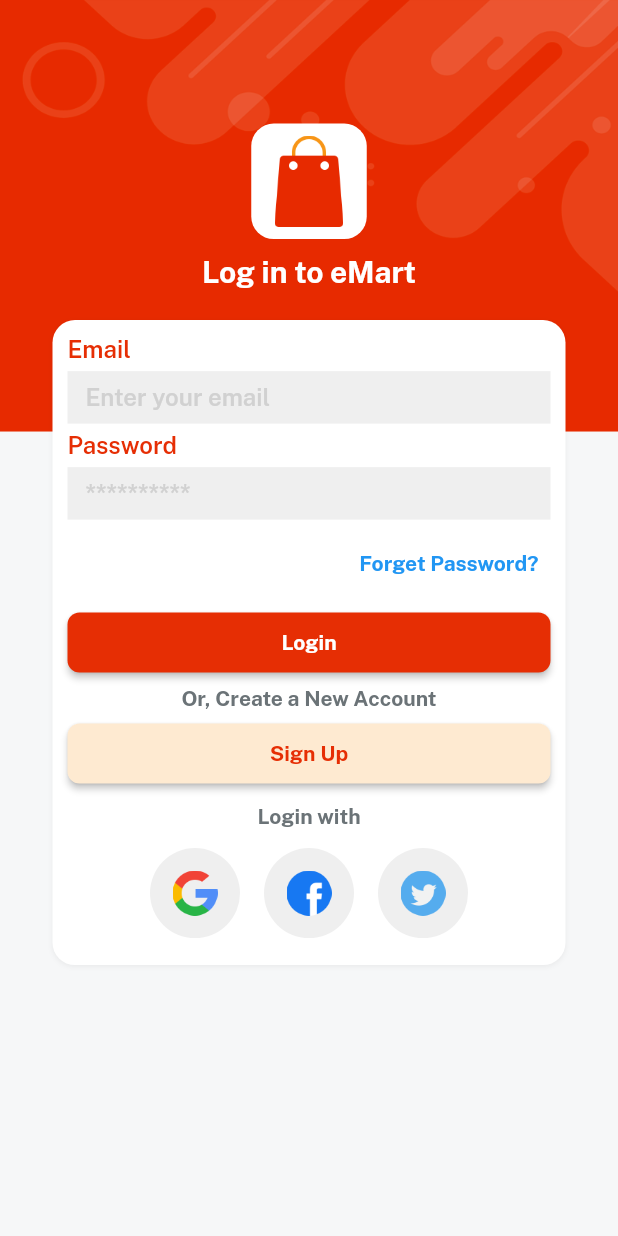
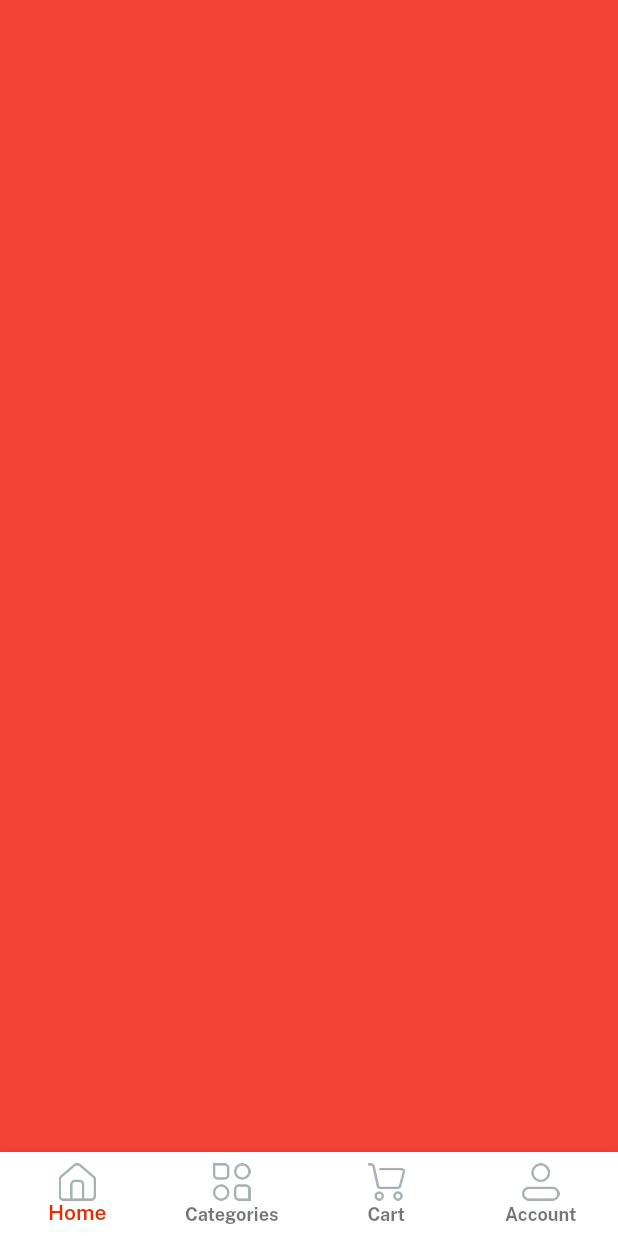
Before and after one commit to Navid-Rahman/E-Commerce-Clone-App-GetX-Firebase, a Flutter app: the screen it shows after launch, after a tap on "Login", on a phone screen of 412 x 824 dp. Run offline on Flutter 3.47's test engine with Material 2 defaults, Android fonts, the phone set to English and light mode, and no system bars; our stand-ins replace get, velocity_x.

```diff
--- a/lib/constants/consts.dart
+++ b/lib/constants/consts.dart
@@ -1,4 +1,3 @@
-export './colors.dart';
 export './colors.dart';
 export './images.dart';
 export './strings.dart';
--- a/lib/constants/strings.dart
+++ b/lib/constants/strings.dart
@@ -1,3 +1,5 @@
+import 'package:flutter/foundation.dart';
+
 const appname = "eMart";
 const appversion = "Version 1.0.0";
 const credits = "Developed by Navid Rahman";
@@ -20,3 +22,9 @@ const createNewAccount = "Or, Create a New Account";
 const privacyPolicy = "Privacy Policy";
 const termsAndCondition = "Terms & Conditions";
 const alreadyHaveAnAccount = "Already have an account? ";
+
+/// Home page Strings
+const home = "Home";
+const categories = "Categories";
+const cart = "Cart";
+const account = "Account";
--- /dev/null
+++ b/lib/controllers/home-controller.dart
@@ -0,0 +1,5 @@
+import 'package:get/get.dart';
+
+class HomeController extends GetxController {
+  var currentNavIndex = 0.obs;
+}
--- a/lib/presentation/auth_screen/login_screen.dart
+++ b/lib/presentation/auth_screen/login_screen.dart
@@ -1,6 +1,7 @@
 import 'package:daraz_idea_firebase/constants/consts.dart';
 import 'package:daraz_idea_firebase/constants/lists.dart';
 import 'package:daraz_idea_firebase/presentation/auth_screen/signup_screen.dart';
+import 'package:daraz_idea_firebase/presentation/home_screen/home_screen.dart';
 import 'package:daraz_idea_firebase/utils/widgets/app_logo_widget.dart';
 import 'package:daraz_idea_firebase/utils/widgets/bg_widget.dart';
 import 'package:daraz_idea_firebase/utils/widgets/custom_button.dart';
@@ -42,7 +43,9 @@ class LoginScreen extends StatelessWidget {
                   ),
                   5.heightBox,
                   customButton(
-                    onPressed: () {},
+                    onPressed: () {
+                      Get.to(() => const HomeScreen());
+                    },
                     title: logIn,
                     color: redColor,
                     textColor: whiteColor,
--- /dev/null
+++ b/lib/presentation/home_screen/home_screen.dart
@@ -0,0 +1,75 @@
+import 'package:daraz_idea_firebase/constants/consts.dart';
+import 'package:daraz_idea_firebase/controllers/home-controller.dart';
+import 'package:flutter/material.dart';
+import 'package:get/get.dart';
+
+class HomeScreen extends StatelessWidget {
+  const HomeScreen({super.key});
+
+  @override
+  Widget build(BuildContext context) {
+    /// initialize home controller
+
+    var controller = Get.put(HomeController());
+
+    var navbarItem = [
+      BottomNavigationBarItem(
+        icon: Image.asset(
+          icHome,
+          width: 25,
+        ),
+        label: home,
+      ),
+      BottomNavigationBarItem(
+          icon: Image.asset(
+            icCategories,
+            width: 25,
+          ),
+          label: categories),
+      BottomNavigationBarItem(
+          icon: Image.asset(
+            icCart,
+            width: 25,
+          ),
+          label: cart),
+      BottomNavigationBarItem(
+          icon: Image.asset(
+            icProfile,
+            width: 25,
+          ),
+          label: account),
+    ];
+
+    var navBody = [
+      Container(color: Colors.red),
+      Container(color: Colors.green),
+      Container(color: Colors.blue),
+      Container(color: Colors.yellow),
+    ];
+
+    return Scaffold(
+      bottomNavigationBar: Obx(
+        () => BottomNavigationBar(
+          currentIndex: controller.currentNavIndex.value,
+          type: BottomNavigationBarType.fixed,
+          backgroundColor: whiteColor,
+          items: navbarItem,
+          selectedItemColor: redColor,
+          selectedLabelStyle: const TextStyle(fontFamily: semibold),
+          onTap: (value) {
+            controller.currentNavIndex.value = value;
+          },
+        ),
+      ),
+      body: Column(
+        children: [
+          Obx(
+            () => Expanded(
+              child: navBody.elementAt(controller.currentNavIndex.value),
+            ),
+          ),
+        ],
+      ),
+    );
+  }
+}
```
